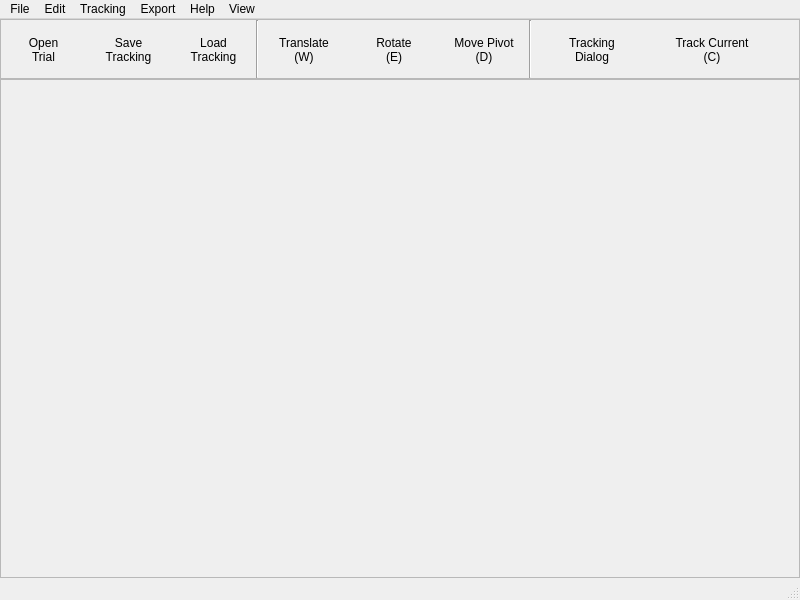
Before: the Qt Designer form autoscoper/src/ui/ui-files/AutoscoperMainWindow.ui in BrownBiomechanics/Autoscoper, drawn with Qt 5.
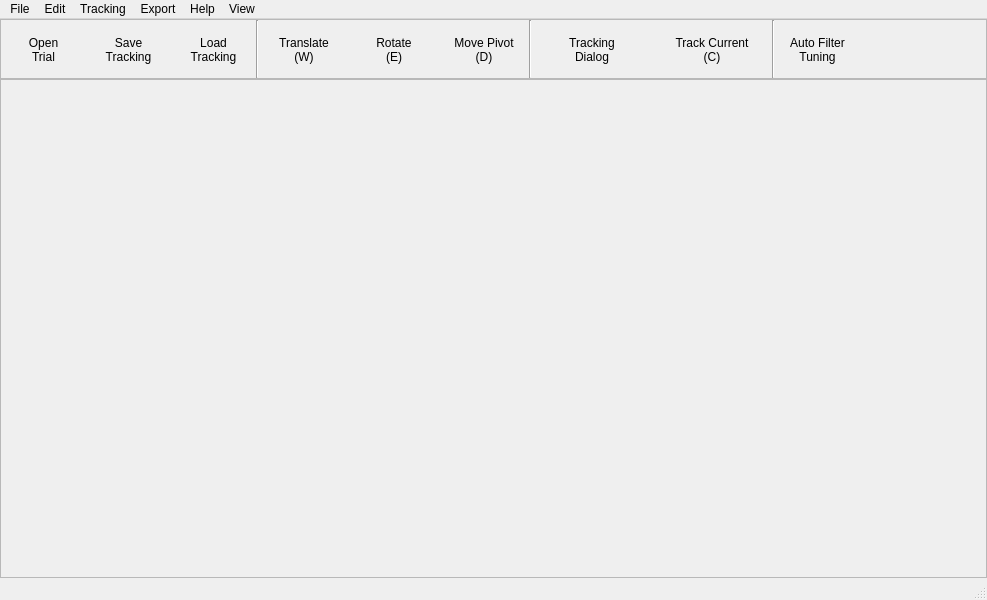
After: the same form once the commit is applied. Icons and pictures are not drawn.

Commit message: ENH: Add function stub for filter optimization

Diff of the .ui file:
```diff
--- a/autoscoper/src/ui/ui-files/AutoscoperMainWindow.ui
+++ b/autoscoper/src/ui/ui-files/AutoscoperMainWindow.ui
@@ -7,7 +7,7 @@
    <rect>
     <x>0</x>
     <y>0</y>
-    <width>800</width>
+    <width>987</width>
     <height>600</height>
    </rect>
   </property>
@@ -384,6 +384,30 @@
          </property>
         </widget>
        </item>
+       <item>
+        <widget class="Line" name="line_2">
+         <property name="orientation">
+          <enum>Qt::Vertical</enum>
+         </property>
+        </widget>
+       </item>
+       <item>
+        <widget class="QToolButton" name="toolButtonFilterTuning">
+         <property name="minimumSize">
+          <size>
+           <width>85</width>
+           <height>60</height>
+          </size>
+         </property>
+         <property name="text">
+          <string>Auto Filter
+Tuning</string>
+         </property>
+         <property name="autoRaise">
+          <bool>true</bool>
+         </property>
+        </widget>
+       </item>
        <item>
         <spacer name="horizontalSpacer">
          <property name="orientation">
@@ -410,7 +434,7 @@
     <rect>
      <x>0</x>
      <y>0</y>
-     <width>800</width>
+     <width>987</width>
      <height>25</height>
     </rect>
    </property>
```
The commit also changes 4 other files.
